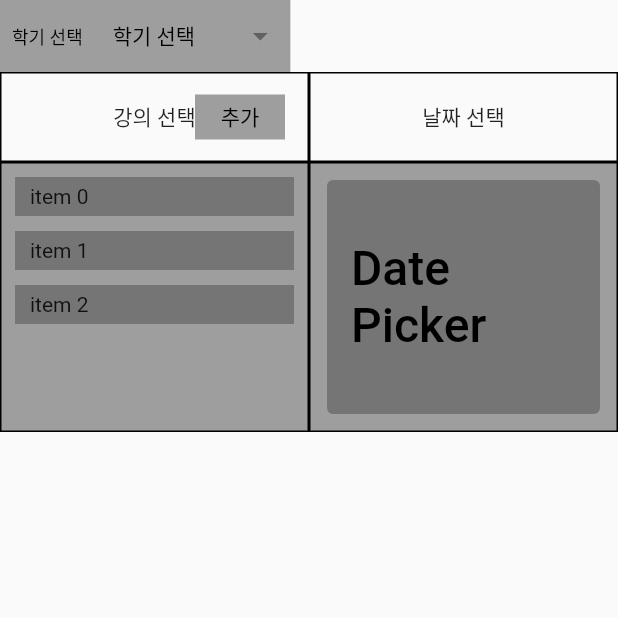
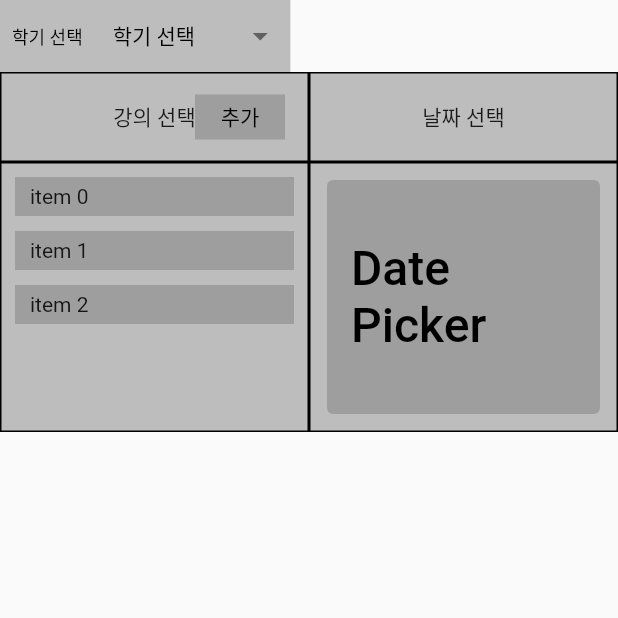
Before and after one commit to emotionalboySY/paper_check_dy, a Flutter app: the screen it shows after launch, on a phone screen of 412 x 824 dp, the top half of it. Run offline on Flutter 3.47's test engine with Material 2 defaults, Android fonts, the phone set to English and light mode, and no system bars.

Commit message:
refactor: add color to background, accept shade for all widgets

```diff
--- a/lib/content_select_semester.dart
+++ b/lib/content_select_semester.dart
@@ -23,8 +23,8 @@ class _ContentSemesterState extends State<ContentSemester> {
       child: FittedBox(
         fit: BoxFit.fitWidth,
         child: DecoratedBox(
-          decoration: const BoxDecoration(
-            color: Colors.grey,
+          decoration: BoxDecoration(
+            color: Colors.grey.shade400,
           ),
           child: Padding(
             padding: const EdgeInsets.symmetric(horizontal: 8.0),
--- a/lib/content_selector_list.dart
+++ b/lib/content_selector_list.dart
@@ -21,7 +21,7 @@ class _ContentSelectorListState extends State<ContentSelectorList> {
                 border: Border.all(
                   color: Colors.black,
                 ),
-                color: Colors.grey,
+                color: Colors.grey.shade400,
               ),
               child: ListView(
                 padding: const EdgeInsets.symmetric(vertical: 5.0),
@@ -32,7 +32,7 @@ class _ContentSelectorListState extends State<ContentSelectorList> {
                       padding: const EdgeInsets.symmetric(
                           vertical: 5.0, horizontal: 10.0),
                       child: Container(
-                        color: Colors.black26,
+                        color: Colors.grey.shade500,
                         child: Padding(
                           padding: const EdgeInsets.symmetric(
                               vertical: 5.0, horizontal: 10.0),
@@ -54,13 +54,15 @@ class _ContentSelectorListState extends State<ContentSelectorList> {
                 border: Border.all(
                   color: Colors.black,
                 ),
-                color: Colors.grey,
+                color: Colors.grey.shade400,
               ),
               child: Padding(
                 padding: const EdgeInsets.all(12.0),
                 child: ElevatedButton(
                   style: ElevatedButton.styleFrom(
-                      backgroundColor: Colors.black26, elevation: 0.0),
+                    backgroundColor: Colors.grey.shade500,
+                    elevation: 0.0,
+                  ),
                   onPressed: () {},
                   child: const Center(
                     child: Text(
--- a/lib/content_selector_title.dart
+++ b/lib/content_selector_title.dart
@@ -23,6 +23,7 @@ class _ContentSelectorTitleState extends State<ContentSelectorTitle> {
                 border: Border.all(
                   color: Colors.black,
                 ),
+                color: Colors.grey.shade400,
               ),
               child: Stack(
                 children: [
@@ -69,6 +70,7 @@ class _ContentSelectorTitleState extends State<ContentSelectorTitle> {
                 border: Border.all(
                   color: Colors.black,
                 ),
+                color: Colors.grey.shade400,
               ),
               child: const Center(
                 child: Text(
```
Also changed, not shown: lib/content_distribution.dart (added).
